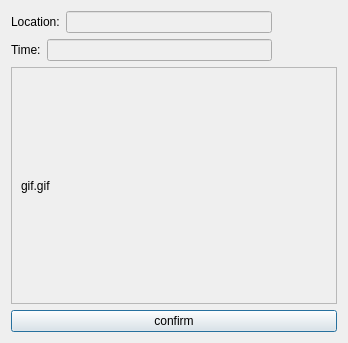
Above: dialog/gifdialog.ui from AOtrans/HKVersionAPI before the change. Below: the same form after it.
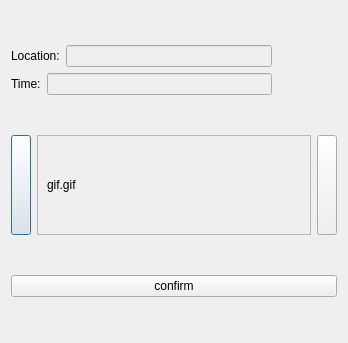
That is the form after the change.

Commit message: add next&pre button to GIFDialog

```diff
--- a/dialog/gifdialog.ui
+++ b/dialog/gifdialog.ui
@@ -13,9 +13,7 @@
   <property name="windowTitle">
    <string>Dialog</string>
   </property>
-  <layout class="QVBoxLayout" name="verticalLayout_3">
-   <item>
-    <layout class="QVBoxLayout" name="verticalLayout_2" stretch="1,5,0">
+  <layout class="QVBoxLayout" name="verticalLayout_2" stretch="1,5,1">
      <item>
       <layout class="QHBoxLayout" name="horizontalLayout_3" stretch="4,1">
        <item>
@@ -74,6 +72,27 @@
       </layout>
      </item>
      <item>
+    <layout class="QHBoxLayout" name="horizontalLayout_4" stretch="1,20,1">
+     <item>
+      <widget class="QPushButton" name="pbPre">
+       <property name="minimumSize">
+        <size>
+         <width>0</width>
+         <height>100</height>
+        </size>
+       </property>
+       <property name="maximumSize">
+        <size>
+         <width>20</width>
+         <height>16777215</height>
+        </size>
+       </property>
+       <property name="text">
+        <string/>
+       </property>
+      </widget>
+     </item>
+     <item>
       <widget class="QFrame" name="frame">
        <property name="frameShape">
         <enum>QFrame::StyledPanel</enum>
@@ -93,13 +112,44 @@
       </widget>
      </item>
      <item>
+      <widget class="QPushButton" name="pbNext">
+       <property name="minimumSize">
+        <size>
+         <width>0</width>
+         <height>100</height>
+        </size>
+       </property>
+       <property name="maximumSize">
+        <size>
+         <width>20</width>
+         <height>16777215</height>
+        </size>
+       </property>
+       <property name="sizeIncrement">
+        <size>
+         <width>1</width>
+         <height>10</height>
+        </size>
+       </property>
+       <property name="baseSize">
+        <size>
+         <width>0</width>
+         <height>0</height>
+        </size>
+       </property>
+       <property name="text">
+        <string/>
+       </property>
+      </widget>
+     </item>
+    </layout>
+   </item>
+   <item>
       <widget class="QPushButton" name="pbConfirm">
        <property name="text">
         <string>confirm</string>
        </property>
       </widget>
-     </item>
-    </layout>
    </item>
   </layout>
  </widget>
```
Lines whose indentation alone changed are shown as unchanged. The commit also changes 3 other files.
